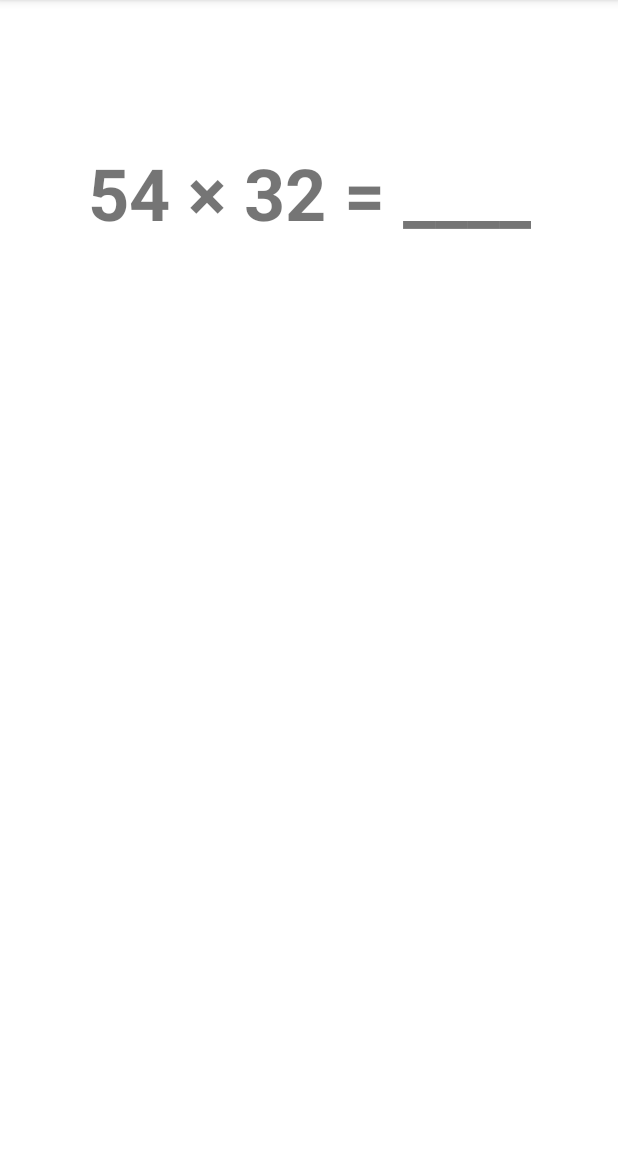
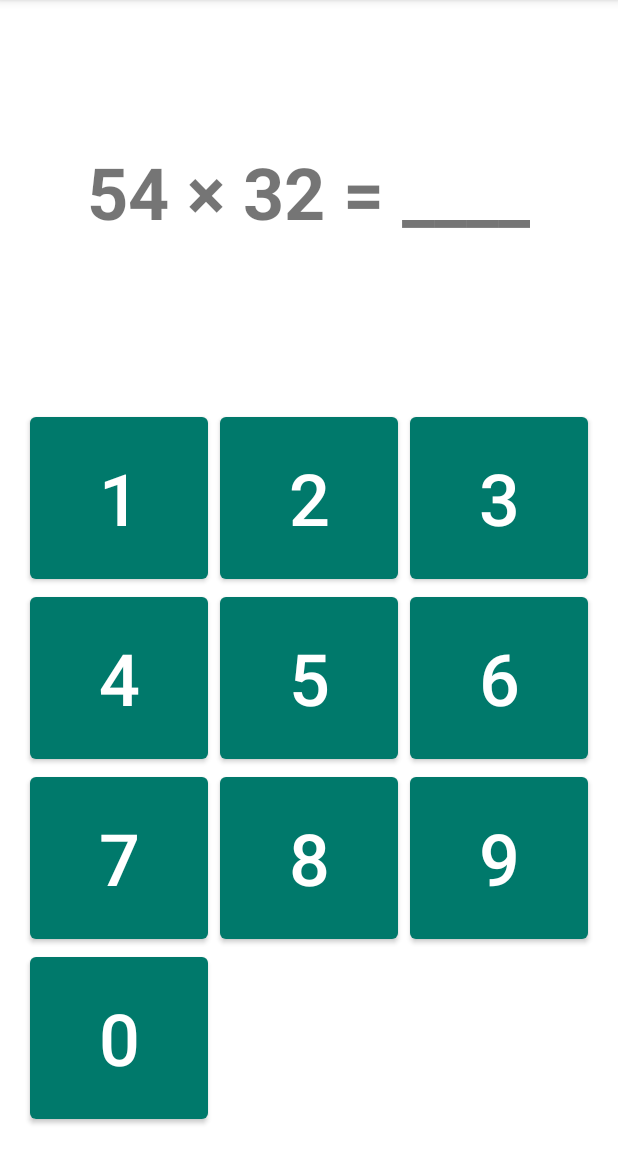
Before and after one commit to ods/Umnozhka, an Android app: the GameFragment screen opened through its navigation route, on a phone screen of 412 x 824 dp, the part 84-1236 px from its top. Run offline under Robolectric (Android 15) with nearby library versions, the light colour scheme and no system bars; our stand-ins replace data binding.

Commit message:
Numeric pad

```diff
--- a/app/build.gradle
+++ b/app/build.gradle
@@ -11,7 +11,7 @@ android {
     buildToolsVersion "29.0.2"
     defaultConfig {
         applicationId "com.github.ods.umnozhka"
-        minSdkVersion 19
+        minSdkVersion 21
         targetSdkVersion 28
         versionCode 1
         versionName "1.0"
--- a/app/src/main/AndroidManifest.xml
+++ b/app/src/main/AndroidManifest.xml
@@ -10,8 +10,7 @@
         android:supportsRtl="true"
         android:theme="@style/AppTheme">
         <activity
-            android:name=".MainActivity"
-            android:screenOrientation="portrait">
+            android:name=".MainActivity">
             <intent-filter>
                 <action android:name="android.intent.action.MAIN" />
 
--- a/app/src/main/java/com/github/ods/umnozhka/StartViewModel.kt
+++ b/app/src/main/java/com/github/ods/umnozhka/StartViewModel.kt
@@ -4,7 +4,7 @@ import androidx.lifecycle.ViewModel
 
 
 class StartViewModel : ViewModel() {
-    val startPressed = SingleLiveEvent<Unit>()
+    val startPressed = SingleLiveEvent<Nothing>()
 
     fun onStartClicked() {
         startPressed.value = null
--- a/app/src/main/res/layout/game_fragment.xml
+++ b/app/src/main/res/layout/game_fragment.xml
@@ -10,25 +10,82 @@
             type="com.github.ods.umnozhka.GameViewModel" />
     </data>
 
-    <androidx.constraintlayout.widget.ConstraintLayout
+    <LinearLayout
         android:id="@+id/game"
         android:layout_width="match_parent"
         android:layout_height="match_parent"
+        android:orientation="vertical"
+        android:weightSum="3"
         tools:context=".GameFragment">
+
+        <RelativeLayout
+            android:id="@+id/upperPart"
+            android:layout_width="match_parent"
+            android:layout_height="0dp"
+            android:layout_weight="1">
 
             <TextView
                 android:id="@+id/exerciseView"
                 android:layout_width="wrap_content"
                 android:layout_height="wrap_content"
+                android:layout_centerInParent="true"
                 android:layout_marginStart="16dp"
-            android:layout_marginTop="96dp"
+                android:layout_marginTop="16dp"
                 android:layout_marginEnd="16dp"
                 android:text="@{viewModel.exerciseText}"
                 android:textSize="48sp"
                 android:textStyle="bold"
-            app:layout_constraintEnd_toEndOf="parent"
-            app:layout_constraintStart_toStartOf="parent"
-            app:layout_constraintTop_toTopOf="parent"
                 tools:text="98 × 76 = ____" />
-    </androidx.constraintlayout.widget.ConstraintLayout>
+        </RelativeLayout>
+
+        <GridLayout
+            android:layout_width="match_parent"
+            android:layout_height="0dp"
+            android:layout_gravity="center"
+            android:layout_weight="2"
+            android:columnCount="@integer/num_pad_column_count"
+            android:orientation="horizontal"
+            android:padding="16dp">
+
+            <Button
+                style="@style/NumPadButton"
+                android:text="1" />
+
+            <Button
+                style="@style/NumPadButton"
+                android:text="2" />
+
+            <Button
+                style="@style/NumPadButton"
+                android:text="3" />
+
+            <Button
+                style="@style/NumPadButton"
+                android:text="4" />
+
+            <Button
+                style="@style/NumPadButton"
+                android:text="5" />
+
+            <Button
+                style="@style/NumPadButton"
+                android:text="6" />
+
+            <Button
+                style="@style/NumPadButton"
+                android:text="7" />
+
+            <Button
+                style="@style/NumPadButton"
+                android:text="8" />
+
+            <Button
+                style="@style/NumPadButton"
+                android:text="9" />
+
+            <Button
+                style="@style/NumPadButton"
+                android:text="0" />
+        </GridLayout>
+    </LinearLayout>
 </layout>
--- /dev/null
+++ b/app/src/main/res/values-land/integers.xml
@@ -0,0 +1,4 @@
+<?xml version="1.0" encoding="utf-8"?>
+<resources>
+    <integer name="num_pad_column_count">5</integer>
+</resources>
--- a/app/src/main/res/values/dimens.xml
+++ b/app/src/main/res/values/dimens.xml
@@ -2,4 +2,7 @@
 <resources>
     <dimen name="big_button_text_size">48sp</dimen>
     <dimen name="big_button_padding">32dp</dimen>
+    <dimen name="num_pad_button_text_size">48sp</dimen>
+    <dimen name="num_pad_button_padding">4dp</dimen>
+    <dimen name="num_pad_button_margin">4dp</dimen>
 </resources>
--- /dev/null
+++ b/app/src/main/res/values/integers.xml
@@ -0,0 +1,4 @@
+<?xml version="1.0" encoding="utf-8"?>
+<resources>
+    <integer name="num_pad_column_count">3</integer>
+</resources>
--- a/app/src/main/res/values/styles.xml
+++ b/app/src/main/res/values/styles.xml
@@ -16,4 +16,13 @@
         <item name="android:textSize">@dimen/big_button_text_size</item>
         <item name="android:padding">@dimen/big_button_padding</item>
     </style>
+
+    <style name="NumPadButton" parent="Widget.MaterialComponents.Button">
+        <item name="android:textSize">@dimen/num_pad_button_text_size</item>
+        <item name="android:layout_marginRight">@dimen/num_pad_button_margin</item>
+        <item name="android:layout_marginLeft">@dimen/num_pad_button_margin</item>
+        <item name="android:layout_columnWeight">1</item>
+        <item name="android:layout_rowWeight">1</item>
+    </style>
+
 </resources>
```
Lines whose indentation alone changed are shown as unchanged.
